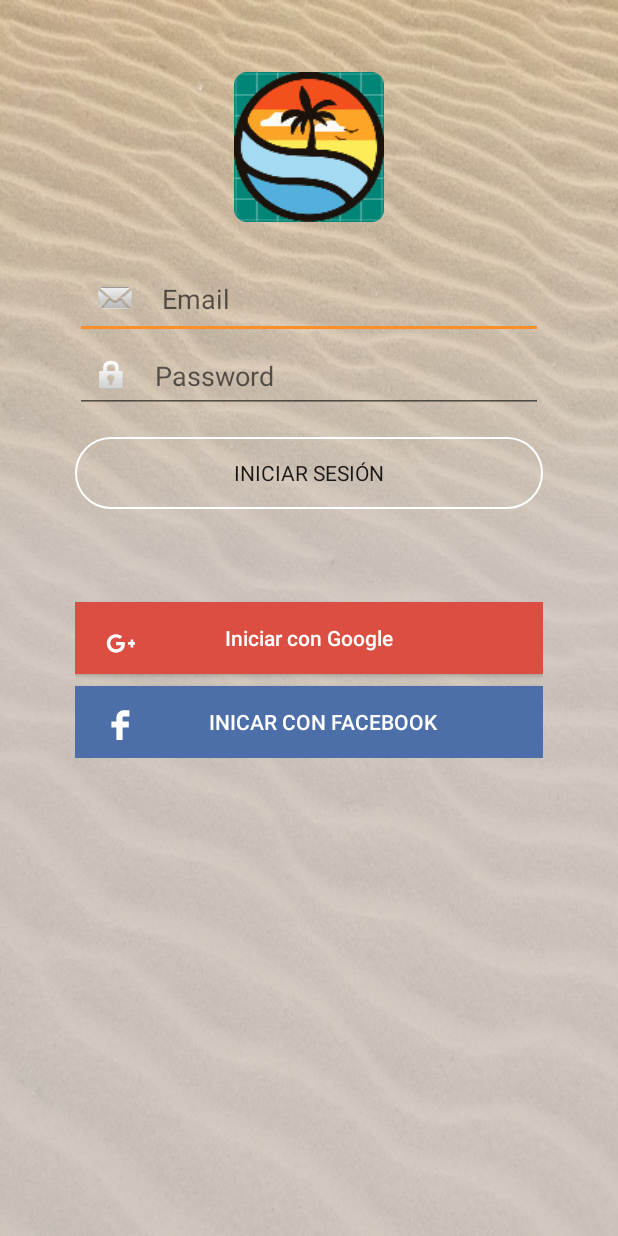
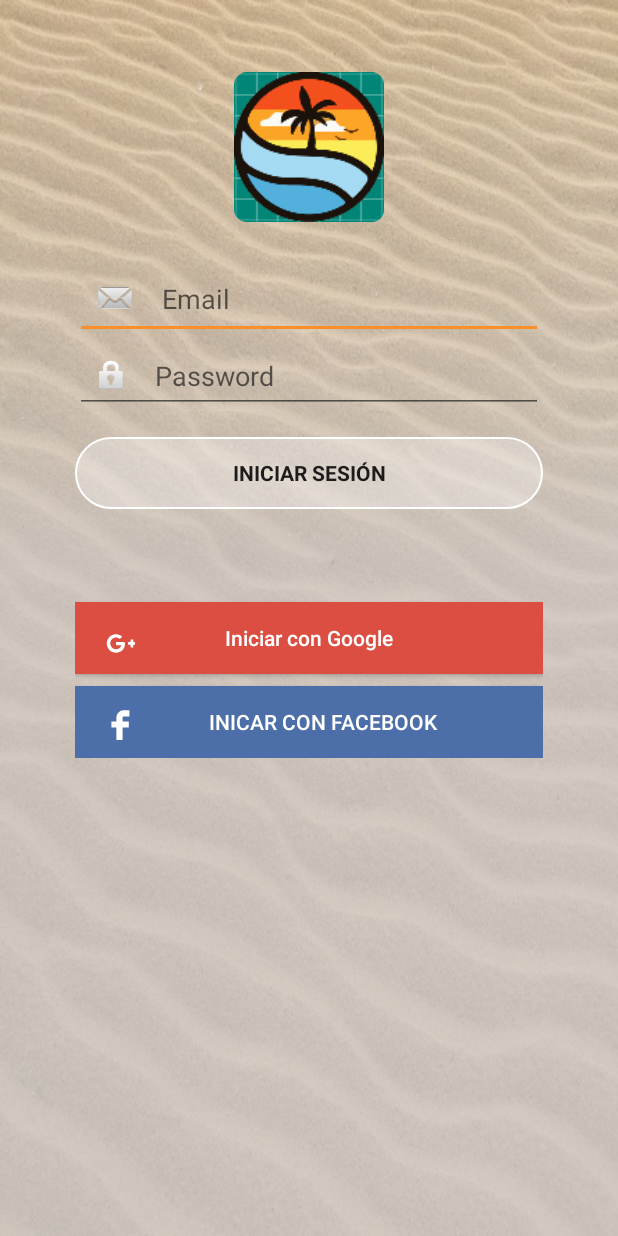
Before and after one commit to JMO17/ClearSand, an Android app: the screen it shows after launch (LoginActivity), on a phone screen of 412 x 824 dp. Run offline under Robolectric (Android 15) with nearby library versions, the phone set to English and light mode, and no system bars; Roboto replaces fonts that are not available here.

Commit message:
VentanaLogin Javier
Cambiado el fondo del botón y la letra en negrita

```diff
--- a/app/src/main/res/drawable/button_border.xml
+++ b/app/src/main/res/drawable/button_border.xml
@@ -1,7 +1,7 @@
 <?xml version="1.0" encoding="utf-8"?>
 <shape xmlns:android="http://schemas.android.com/apk/res/android"
     android:shape="rectangle">
-    <solid android:color="#00000000" />
+    <solid android:color="#4DFFFFFF" />
     <corners android:radius="24dp" />
     <stroke android:width="1dp" android:color="#FFFFFFFF" />
 </shape>
--- a/app/src/main/res/layout/activity_login.xml
+++ b/app/src/main/res/layout/activity_login.xml
@@ -69,7 +69,8 @@
             android:layout_marginTop="16dp"
             android:background="@drawable/button_border"
             android:fontFamily="@font/roboto_thin"
-            android:text="@string/btn_SignIn_login" />
+            android:text="@string/btn_SignIn_login"
+            android:textStyle="bold" />
 
         <Button
             android:id="@+id/btnGoogleLogin"
```
